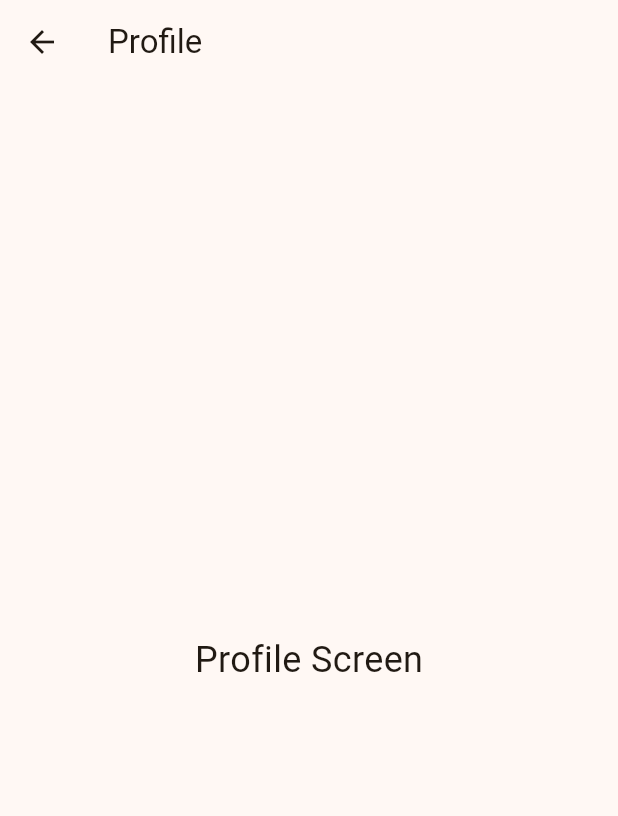
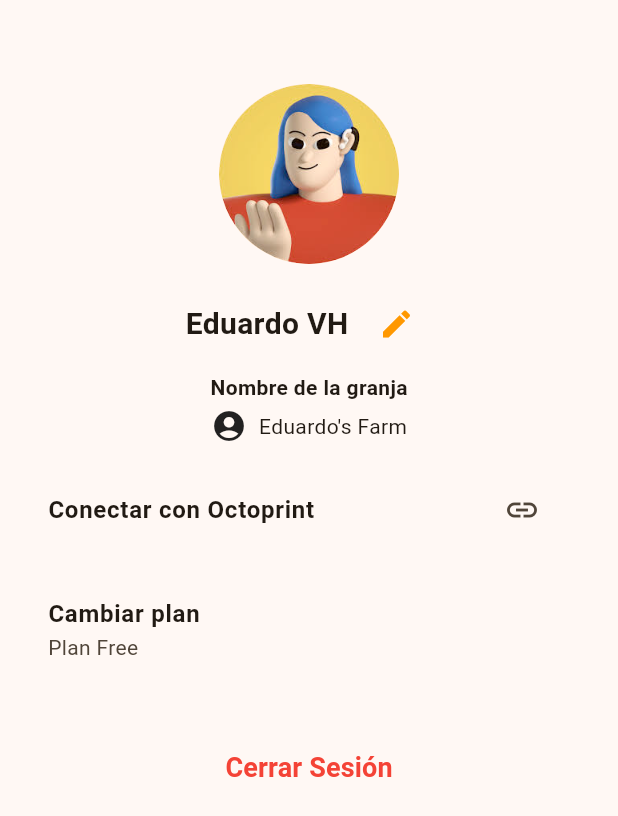
Before and after one commit to ManuelPeregrino/AutoMakerFrontend, a Flutter app: the ProfileScreen screen opened by its route, on a phone screen of 412 x 824 dp. Shown: the top 816 px of the screen. Run offline on Flutter 3.47's test engine with Material 3 defaults, Android fonts, the phone set to English and light mode, and no system bars; network calls fail.

Commit message:
Added profile screen

```diff
--- a/lib/presentation/profile/profile_screen.dart
+++ b/lib/presentation/profile/profile_screen.dart
@@ -1,18 +1,118 @@
 import 'package:flutter/material.dart';
+import 'package:provider/provider.dart';
+import 'profile_view_model.dart';
 
 class ProfileScreen extends StatelessWidget {
   const ProfileScreen({super.key});
 
   @override
   Widget build(BuildContext context) {
+    final viewModel = Provider.of<ProfileViewModel>(context);
+
     return Scaffold(
-      appBar: AppBar(
-        title: const Text('Profile'),
-      ),
-      body: const Center(
-        child: Text(
-          'Profile Screen',
-          style: TextStyle(fontSize: 24),
+      body: SingleChildScrollView(
+        padding: const EdgeInsets.all(16.0),
+        child: Column(
+          crossAxisAlignment: CrossAxisAlignment.center,
+          children: [
+            const SizedBox(height: 40),
+            const CircleAvatar(
+              radius: 60,
+              backgroundImage: AssetImage('assets/profile_image.png'),
+            ),
+            const SizedBox(height: 16),
+            Row(
+              mainAxisAlignment: MainAxisAlignment.center,
+              children: [
+                const Text(
+                  'Eduardo VH',
+                  style: TextStyle(fontSize: 20, fontWeight: FontWeight.bold),
+                ),
+                const SizedBox(width: 8),
+                IconButton(
+                  onPressed: () {
+                  },
+                  icon: const Icon(Icons.edit, color: Colors.orange),
+                ),
+              ],
+            ),
+            const SizedBox(height: 8),
+            const Text(
+              'Nombre de la granja',
+              style: TextStyle(fontWeight: FontWeight.bold),
+            ),
+            const SizedBox(height: 4),
+            const Row(
+              mainAxisAlignment: MainAxisAlignment.center,
+              children: [
+                Icon(Icons.account_circle),
+                SizedBox(width: 8),
+                Text("Eduardo's Farm"),
+              ],
+            ),
+            const SizedBox(height: 16),
+            ListTile(
+              title: const Text(
+                'Conectar con Octoprint',
+                style: TextStyle(fontWeight: FontWeight.bold),
+              ),
+              trailing: IconButton(
+                icon: const Icon(Icons.link),
+                onPressed: viewModel.toggleConnecting,
+              ),
+            ),
+            if (viewModel.isConnecting)
+              Column(
+                children: [
+                  const SizedBox(height: 16),
+                  TextField(
+                    controller: viewModel.octoprintLinkController,
+                    decoration: const InputDecoration(
+                      labelText: 'Enlace de OctoPrint',
+                      border: OutlineInputBorder(),
+                    ),
+                  ),
+                  const SizedBox(height: 16),
+                  ElevatedButton(
+                    onPressed: () {
+                      viewModel.connectToOctoprint();
+                    },
+                    child: viewModel.isLoading
+                        ? const CircularProgressIndicator(
+                            color: Colors.white,
+                          )
+                        : const Text('Conectar'),
+                  ),
+                  if (viewModel.errorMessage != null)
+                    Padding(
+                      padding: const EdgeInsets.only(top: 8.0),
+                      child: Text(
+                        viewModel.errorMessage!,
+                        style: const TextStyle(color: Colors.red),
+                      ),
+                    ),
+                ],
+              ),
+            const SizedBox(height: 16),
+            ListTile(
+              title: const Text(
+                'Cambiar plan',
+                style: TextStyle(fontWeight: FontWeight.bold),
+              ),
+              subtitle: const Text('Plan Free'),
+              onTap: () {
+              },
+            ),
+            const SizedBox(height: 32),
+            TextButton(
+              onPressed: () {
+              },
+              child: const Text(
+                'Cerrar Sesión',
+                style: TextStyle(color: Colors.red),
+              ),
+            ),
+          ],
         ),
       ),
     );
--- a/lib/presentation/profile/profile_view_model.dart
+++ b/lib/presentation/profile/profile_view_model.dart
@@ -0,0 +1,71 @@
+import 'package:flutter/material.dart';
+import 'package:http/http.dart' as http;
+import 'dart:convert';
+
+class ProfileViewModel extends ChangeNotifier {
+  final String baseUrl = ""; // URL
+
+  bool _isConnecting = false;
+  String? _octoprintUrl;
+  String? _errorMessage;
+  bool _isLoading = false;
+
+  final TextEditingController _octoprintLinkController = TextEditingController();
+
+  bool get isConnecting => _isConnecting;
+  String? get octoprintUrl => _octoprintUrl;
+  String? get errorMessage => _errorMessage;
+  bool get isLoading => _isLoading;
+
+  TextEditingController get octoprintLinkController => _octoprintLinkController;
+
+  void toggleConnecting() {
+    _isConnecting = !_isConnecting;
+    notifyListeners();
+  }
+
+  Future<void> connectToOctoprint() async {
+    _errorMessage = null;
+    _isLoading = true;
+    notifyListeners();
+
+    final endpoint = Uri.parse('$baseUrl/connect-octoprint');
+    final body = {
+      'octoprintUrl': _octoprintLinkController.text.trim(),
+    };
+
+    try {
+      final response = await http.post(
+        endpoint,
+        headers: {
+          'Content-Type': 'application/json',
+        },
+        body: json.encode(body),
+      );
+
+      if (response.statusCode == 200) {
+        final data = json.decode(response.body);
+        _octoprintUrl = _octoprintLinkController.text.trim();
+        _errorMessage = null;
+
+        print('Conexión exitosa: ${data['message']}');
+      } else {
+        final errorData = json.decode(response.body);
+        _errorMessage = errorData['error'] ?? 'Error al conectar con OctoPrint.';
+        print('Error: ${response.statusCode}, ${_errorMessage}');
+      }
+    } catch (e) {
+      _errorMessage = 'Ocurrió un error: $e';
+      print('Excepción: $e');
+    } finally {
+      _isLoading = false;
+      notifyListeners();
+    }
+  }
+
+  @override
+  void dispose() {
+    _octoprintLinkController.dispose();
+    super.dispose();
+  }
+}
--- a/lib/routing/app_router.dart
+++ b/lib/routing/app_router.dart
@@ -1,9 +1,11 @@
 import 'package:flutter/material.dart';
+import 'package:provider/provider.dart';
 import '../core/constants/app_routes.dart';
 import '../presentation/home/home_screen.dart';
 import '../presentation/printers/printers_list_screen.dart';
 import '../presentation/printer/printer_screen.dart';
 import '../presentation/profile/profile_screen.dart';
+import '../presentation/profile/profile_view_model.dart';
 import '../presentation/sign_in/sign_in_screen.dart';
 import '../presentation/sign_up/sign_up_screen.dart';
 
@@ -17,7 +19,12 @@ class AppRouter {
       case AppRoutes.home:
         return MaterialPageRoute(builder: (_) => const HomeScreen());
       case AppRoutes.profile:
-        return MaterialPageRoute(builder: (_) => const ProfileScreen());
+        return MaterialPageRoute(
+          builder: (_) => ChangeNotifierProvider(
+            create: (_) => ProfileViewModel(),
+            child: const ProfileScreen(),
+          ),
+        );
       case AppRoutes.printers:
         return MaterialPageRoute(builder: (_) => const PrintersListScreen());
       case AppRoutes.printer:
```
Also changed, not shown: lib/main.dart (+10 -1 lines), lib/presentation/widgets/ham_menu.dart (+6 -2 lines).
